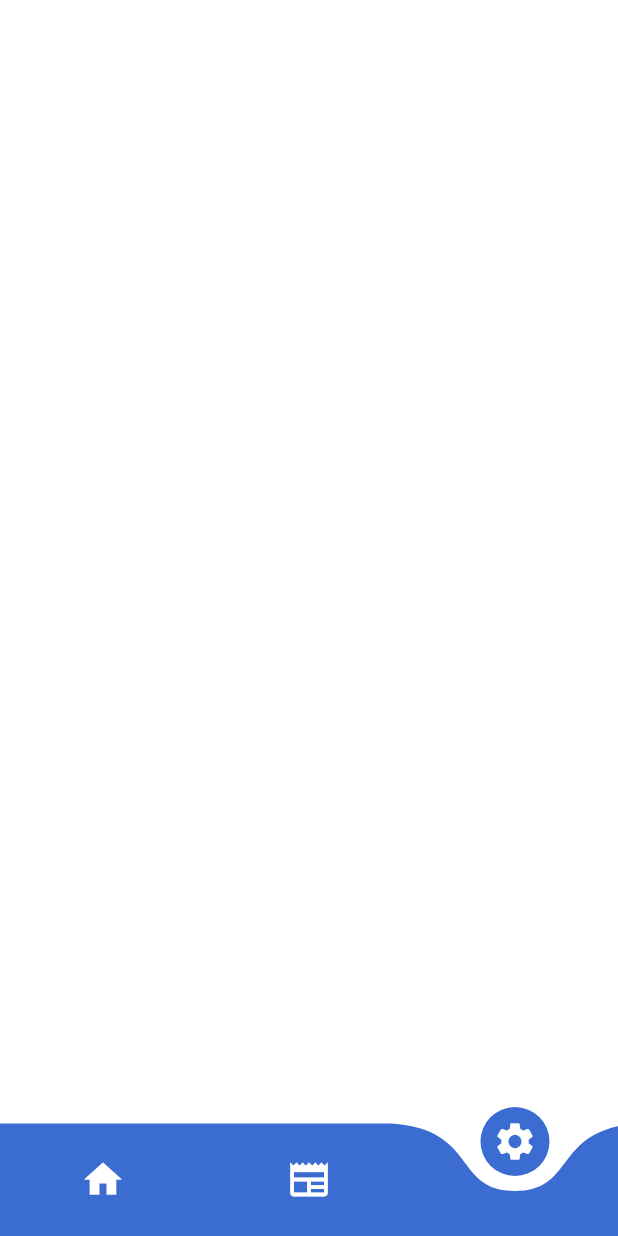
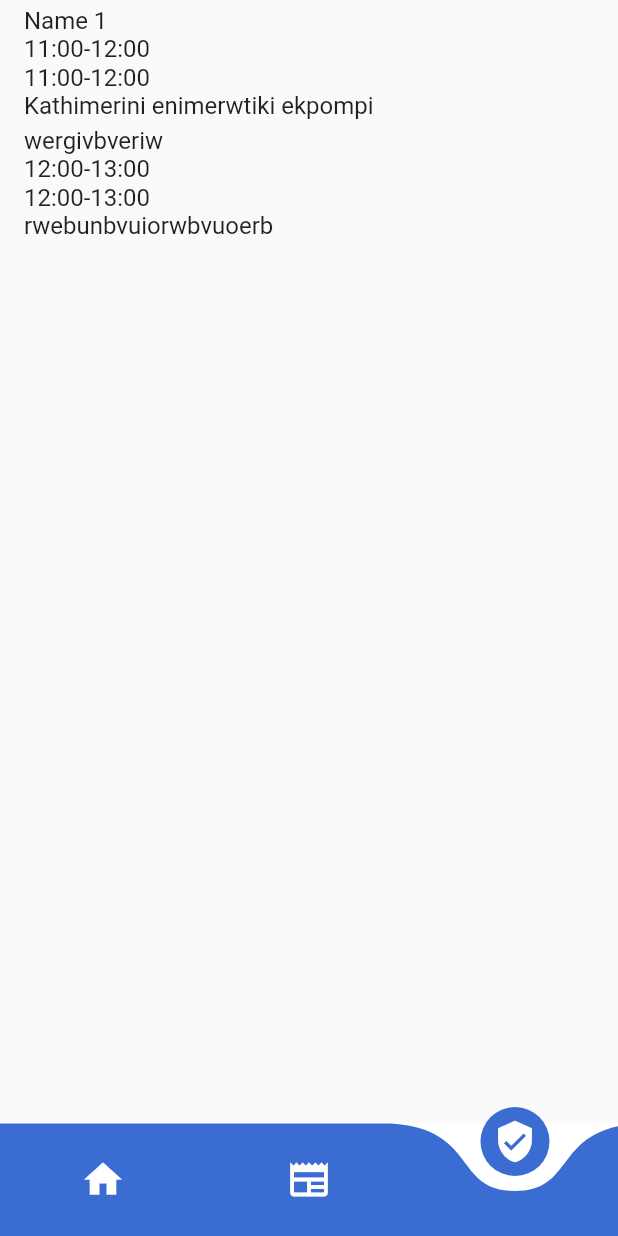
Before and after one commit to EPasiakos/Radio_Net, a Flutter app: the screen it shows after launch, item 3 of the bottom bar chosen, on a phone screen of 412 x 824 dp. Run offline on Flutter 3.47's test engine with Material 2 defaults, Android fonts, the phone set to English and light mode, and no system bars; drawn by our look-alikes of curved_navigation_bar.

Commit message:
Added firestore to the project and created mock team members

```diff
--- a/lib/screens/homepage/home_page.dart
+++ b/lib/screens/homepage/home_page.dart
@@ -26,7 +26,7 @@ class _HomePageState extends State<HomePage> {
       color: Colors.white,
     ),
     Icon(
-      Icons.settings,
+      Icons.verified_user_sharp,
       size: 30,
       color: Colors.white,
     ),
--- a/lib/screens/theTeamPage/the_team_page.dart
+++ b/lib/screens/theTeamPage/the_team_page.dart
@@ -1,5 +1,19 @@
-import 'package:flutter/src/widgets/container.dart';
-import 'package:flutter/src/widgets/framework.dart';
+import 'dart:math';
+
+import 'package:flutter/material.dart';
+
+class MockProducersInfo {
+  final String name;
+  final String imageUrl;
+  final String schedule;
+  final String description;
+
+  const MockProducersInfo(
+      {required this.name,
+      required this.imageUrl,
+      required this.schedule,
+      required this.description});
+}
 
 class TheTeamPage extends StatefulWidget {
   const TheTeamPage({super.key});
@@ -9,8 +23,71 @@ class TheTeamPage extends StatefulWidget {
 }
 
 class _TheTeamPageState extends State<TheTeamPage> {
+  static const List<MockProducersInfo> _producersList = [
+    // ignore: unnecessary_const
+    MockProducersInfo(
+        name: "Name 1",
+        imageUrl:
+            "https://radio-net.gr/wp-content/uploads/2022/11/paok-niki-epi-ionikou-12i-agonistiki-super-league.jpg-e1668116070202-350x250.webp",
+        schedule: "11:00-12:00",
+        description: "Kathimerini enimerwtiki ekpompi"),
+    // ignore: unnecessary_const
+    MockProducersInfo(
+      name: "wergivbveriw",
+      imageUrl:
+          'https://radio-net.gr/wp-content/uploads/2022/11/3305909-350x250.jpg',
+      schedule: '12:00-13:00',
+      description: 'rwebunbvuiorwbvuoerb',
+    )
+  ];
+
+  // ignore: non_constant_identifier_names
+  Widget _BuildListItem(BuildContext context, MockProducersInfo producersInfo) {
+    return ListTile(
+      title: Column(
+        children: [
+          Row(
+            children: [
+              Text(
+                producersInfo.name,
+              ),
+            ],
+          ),
+          Row(
+            children: [
+              Text(
+                producersInfo.schedule,
+              ),
+            ],
+          ),
+          Row(
+            children: [
+              Text(
+                producersInfo.schedule,
+              ),
+            ],
+          ),
+          Row(
+            children: [
+              Text(
+                producersInfo.description,
+              ),
+            ],
+          ),
+        ],
+      ),
+    );
+  }
+
   @override
   Widget build(BuildContext context) {
-    return Container();
+    return Scaffold(
+      body: ListView.builder(
+        itemExtent: 80.0,
+        itemCount: _producersList.length,
+        itemBuilder: ((context, index) =>
+            _BuildListItem(context, _producersList[index])),
+      ),
+    );
   }
 }
--- a/pubspec.yaml
+++ b/pubspec.yaml
@@ -37,6 +37,7 @@ dependencies:
   # Use with the CupertinoIcons class for iOS style icons.
   cupertino_icons: ^1.0.2
   curved_navigation_bar: ^1.0.3
+  cloud_firestore: ^4.0.5
 
 dev_dependencies:
   flutter_test:
```
Also changed, not shown: pubspec.lock, 4 other files.
